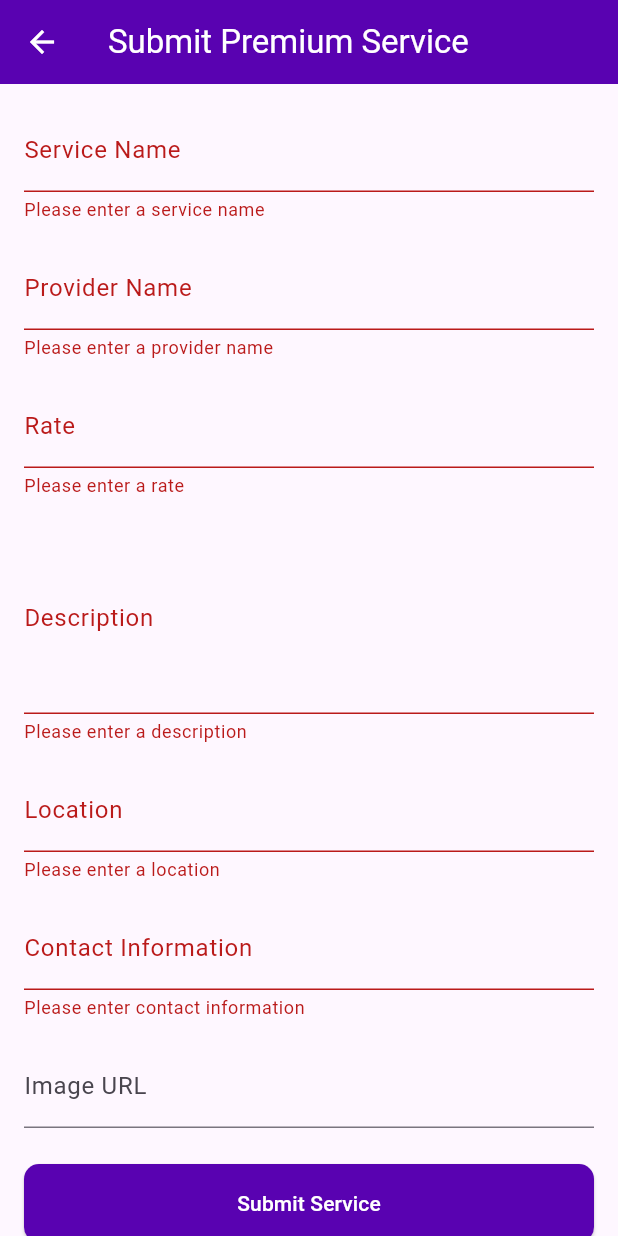
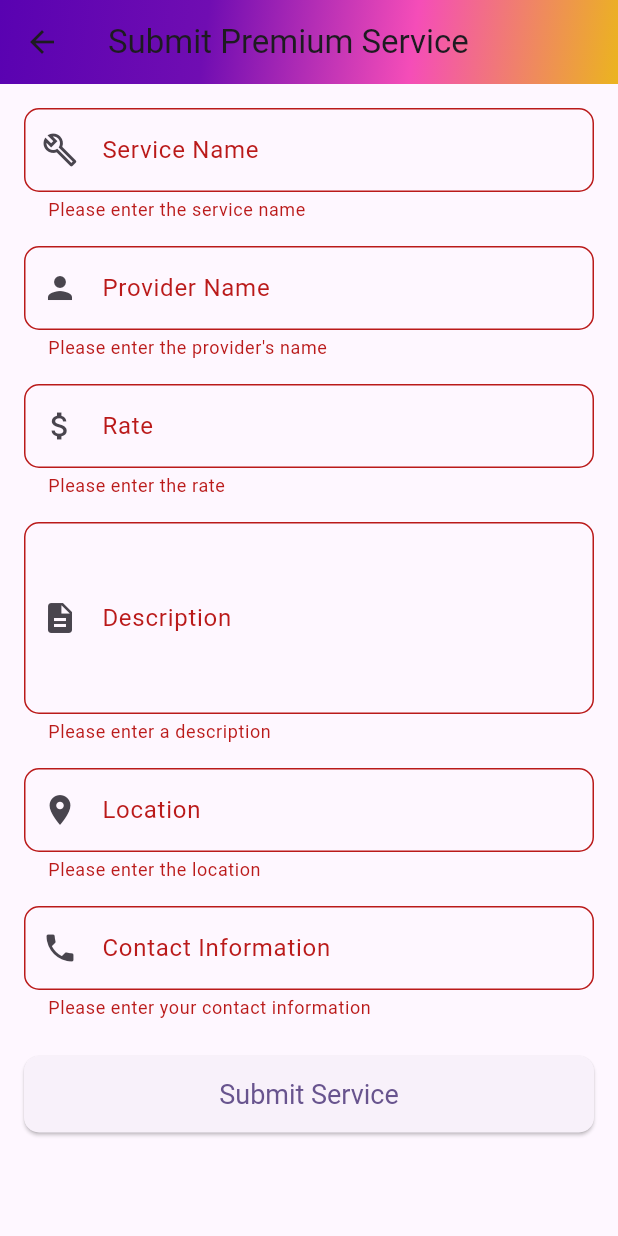
Before and after one commit to M-J-Christina213/Kuveni_app, a Flutter app: the SubmitPremiumServiceScreen screen opened directly, after a tap on "Submit Service", on a phone screen of 412 x 824 dp. Run offline on Flutter 3.47's test engine with Material 3 defaults, Android fonts, the phone set to English and light mode, and no system bars; our stand-ins replace cloud_firestore, firebase_auth, firebase_core, fl_chart, fluttertoast, percent_indicator and 1 more; accounts and stored records are empty.

Commit message:
solved wellness and premium service issue

```diff
--- a/lib/screens/event_squad_screen.dart
+++ b/lib/screens/event_squad_screen.dart
@@ -108,9 +108,9 @@ class _EventSquadFormState extends State<EventSquadForm> {
         'status': 'pending',
       });
 
-      // Show success toast.
+      // Show success toast with the custom message.
       Fluttertoast.showToast(
-        msg: "Event request submitted successfully!",
+        msg: "Your request has been sent to admin",
         toastLength: Toast.LENGTH_LONG,
         gravity: ToastGravity.BOTTOM,
         backgroundColor: Colors.green,
--- a/lib/screens/submit_premium_service_screen.dart
+++ b/lib/screens/submit_premium_service_screen.dart
@@ -1,32 +1,27 @@
 import 'package:flutter/material.dart';
-import 'package:supabase_flutter/supabase_flutter.dart' as supa;
+import 'package:supabase_flutter/supabase_flutter.dart';
+import 'package:fluttertoast/fluttertoast.dart';
+
+final supabase = Supabase.instance.client;
 
 class SubmitPremiumServiceScreen extends StatefulWidget {
   const SubmitPremiumServiceScreen({super.key});
 
   @override
-  State<SubmitPremiumServiceScreen> createState() => _SubmitPremiumServiceScreenState();
+  SubmitPremiumServiceScreenState createState() => SubmitPremiumServiceScreenState();
 }
 
-class _SubmitPremiumServiceScreenState extends State<SubmitPremiumServiceScreen> {
+class SubmitPremiumServiceScreenState extends State<SubmitPremiumServiceScreen> {
   final _formKey = GlobalKey<FormState>();
-  final TextEditingController _serviceNameController = TextEditingController();
-  final TextEditingController _providerNameController = TextEditingController();
-  final TextEditingController _rateController = TextEditingController();
-  final TextEditingController _descriptionController = TextEditingController();
-  final TextEditingController _locationController = TextEditingController();
-  final TextEditingController _contactInfoController = TextEditingController();
-  final TextEditingController _imageUrlController = TextEditingController();
+
+  final _serviceNameController = TextEditingController();
+  final _providerNameController = TextEditingController();
+  final _rateController = TextEditingController();
+  final _descriptionController = TextEditingController();
+  final _locationController = TextEditingController();
+  final _contactController = TextEditingController();
+
   bool _isLoading = false;
-
-  // Initialize Supabase client
-  late final supa.SupabaseClient _supabaseClient;
-
-  @override
-  void initState() {
-    super.initState();
-    _supabaseClient = supa.Supabase.instance.client;
-  }
 
   @override
   void dispose() {
@@ -35,58 +30,66 @@ class _SubmitPremiumServiceScreenState extends State<SubmitPremiumServiceScreen>
     _rateController.dispose();
     _descriptionController.dispose();
     _locationController.dispose();
-    _contactInfoController.dispose();
-    _imageUrlController.dispose();
+    _contactController.dispose();
     super.dispose();
   }
 
   Future<void> _submitForm() async {
-    // Check if the form is valid before proceeding
-    if (_formKey.currentState!.validate()) {
+    if (!_formKey.currentState!.validate()) {
+      return;
+    }
+
     setState(() {
       _isLoading = true;
     });
 
     try {
-        final Map<String, dynamic> newService = {
+      final userId = supabase.auth.currentUser!.id;
+
+      await supabase.from('premium_services').insert({
+        'user_id': userId,
         'service_name': _serviceNameController.text,
         'provider_name': _providerNameController.text,
         'rate': _rateController.text,
         'description': _descriptionController.text,
         'location': _locationController.text,
-          'contact_info': _contactInfoController.text,
-          'image_url': _imageUrlController.text,
-          'rating': 0, // Default rating to 0
-        };
+        'contact_info': _contactController.text,
+      });
 
-        await _supabaseClient.from('premium_services').insert(newService);
+      Fluttertoast.showToast(
+        msg: "Service submitted successfully!",
+        toastLength: Toast.LENGTH_LONG,
+        gravity: ToastGravity.BOTTOM,
+        backgroundColor: Colors.green,
+        textColor: Colors.white,
+      );
 
-        if (mounted) {
-          ScaffoldMessenger.of(context).showSnackBar(
-            const SnackBar(content: Text('Service submitted successfully!')),
+      _serviceNameController.clear();
+      _providerNameController.clear();
+      _rateController.clear();
+      _descriptionController.clear();
+      _locationController.clear();
+      _contactController.clear();
+    } on PostgrestException catch (e) {
+      Fluttertoast.showToast(
+        msg: "Error: ${e.message}",
+        toastLength: Toast.LENGTH_LONG,
+        gravity: ToastGravity.BOTTOM,
+        backgroundColor: Colors.red,
+        textColor: Colors.white,
       );
-          // Navigate back to the previous screen
-          Navigator.pop(context);
-        }
-      } on supa.PostgrestException catch (e) {
-        if (mounted) {
-          ScaffoldMessenger.of(context).showSnackBar(
-            SnackBar(content: Text('Error: ${e.message}')),
+    } catch (e) {
+      Fluttertoast.showToast(
+        msg: "An unexpected error occurred: ${e.toString()}",
+        toastLength: Toast.LENGTH_LONG,
+        gravity: ToastGravity.BOTTOM,
+        backgroundColor: Colors.red,
+        textColor: Colors.white,
       );
-        }
-      } catch (e) {
-        if (mounted) {
-          ScaffoldMessenger.of(context).showSnackBar(
-            SnackBar(content: Text('An unexpected error occurred: $e')),
-          );
-        }
     } finally {
-        if (mounted) {
       setState(() {
         _isLoading = false;
       });
-        }
-      }
     }
   }
 
@@ -95,8 +98,20 @@ class _SubmitPremiumServiceScreenState extends State<SubmitPremiumServiceScreen>
     return Scaffold(
       appBar: AppBar(
         title: const Text('Submit Premium Service'),
-        backgroundColor: const Color(0xFF5902B1),
-        foregroundColor: Colors.white,
+        flexibleSpace: Container(
+          decoration: const BoxDecoration(
+            gradient: LinearGradient(
+              colors: [
+                Color(0xFF5902B1),
+                Color(0xFF700DB2),
+                Color(0xFFF54DB8),
+                Color(0xFFEBB41F),
+              ],
+              begin: Alignment.topLeft,
+              end: Alignment.bottomRight,
+            ),
+          ),
+        ),
       ),
       body: SingleChildScrollView(
         padding: const EdgeInsets.all(16.0),
@@ -107,41 +122,57 @@ class _SubmitPremiumServiceScreenState extends State<SubmitPremiumServiceScreen>
             children: [
               TextFormField(
                 controller: _serviceNameController,
-                decoration: const InputDecoration(labelText: 'Service Name'),
+                decoration: InputDecoration(
+                  labelText: 'Service Name',
+                  border: OutlineInputBorder(borderRadius: BorderRadius.circular(10)),
+                  prefixIcon: const Icon(Icons.build_outlined),
+                ),
                 validator: (value) {
                   if (value == null || value.isEmpty) {
-                    return 'Please enter a service name';
+                    return 'Please enter the service name';
                   }
                   return null;
                 },
               ),
-              const SizedBox(height: 16),
+              const SizedBox(height: 16.0),
               TextFormField(
                 controller: _providerNameController,
-                decoration: const InputDecoration(labelText: 'Provider Name'),
+                decoration: InputDecoration(
+                  labelText: 'Provider Name',
+                  border: OutlineInputBorder(borderRadius: BorderRadius.circular(10)),
+                  prefixIcon: const Icon(Icons.person),
+                ),
                 validator: (value) {
                   if (value == null || value.isEmpty) {
-                    return 'Please enter a provider name';
+                    return 'Please enter the provider\'s name';
                   }
                   return null;
                 },
               ),
-              const SizedBox(height: 16),
+              const SizedBox(height: 16.0),
               TextFormField(
                 controller: _rateController,
-                decoration: const InputDecoration(labelText: 'Rate'),
+                decoration: InputDecoration(
+                  labelText: 'Rate',
+                  border: OutlineInputBorder(borderRadius: BorderRadius.circular(10)),
+                  prefixIcon: const Icon(Icons.attach_money),
+                ),
                 validator: (value) {
                   if (value == null || value.isEmpty) {
-                    return 'Please enter a rate';
+                    return 'Please enter the rate';
                   }
                   return null;
                 },
               ),
-              const SizedBox(height: 16),
+              const SizedBox(height: 16.0),
               TextFormField(
                 controller: _descriptionController,
-                decoration: const InputDecoration(labelText: 'Description'),
                 maxLines: 4,
+                decoration: InputDecoration(
+                  labelText: 'Description',
+                  border: OutlineInputBorder(borderRadius: BorderRadius.circular(10)),
+                  prefixIcon: const Icon(Icons.description),
+                ),
                 validator: (value) {
                   if (value == null || value.isEmpty) {
                     return 'Please enter a description';
@@ -149,48 +180,47 @@ class _SubmitPremiumServiceScreenState extends State<SubmitPremiumServiceScreen>
                   return null;
                 },
               ),
-              const SizedBox(height: 16),
+              const SizedBox(height: 16.0),
               TextFormField(
                 controller: _locationController,
-                decoration: const InputDecoration(labelText: 'Location'),
+                decoration: InputDecoration(
+                  labelText: 'Location',
+                  border: OutlineInputBorder(borderRadius: BorderRadius.circular(10)),
+                  prefixIcon: const Icon(Icons.location_on),
+                ),
                 validator: (value) {
                   if (value == null || value.isEmpty) {
-                    return 'Please enter a location';
+                    return 'Please enter the location';
                   }
                   return null;
                 },
               ),
-              const SizedBox(height: 16),
+              const SizedBox(height: 16.0),
               TextFormField(
-                controller: _contactInfoController,
-                decoration: const InputDecoration(labelText: 'Contact Information'),
+                controller: _contactController,
+                decoration: InputDecoration(
+                  labelText: 'Contact Information',
+                  border: OutlineInputBorder(borderRadius: BorderRadius.circular(10)),
+                  prefixIcon: const Icon(Icons.phone),
+                ),
                 validator: (value) {
                   if (value == null || value.isEmpty) {
-                    return 'Please enter contact information';
+                    return 'Please enter your contact information';
                   }
                   return null;
                 },
               ),
-              const SizedBox(height: 16),
-              TextFormField(
-                controller: _imageUrlController,
-                decoration: const InputDecoration(labelText: 'Image URL'),
-                // Image URL is optional, so no validator needed.
+              const SizedBox(height: 24.0),
+              ElevatedButton(
+                onPressed: _isLoading ? null : _submitForm,
+                style: ElevatedButton.styleFrom(
+                  padding: const EdgeInsets.symmetric(horizontal: 40, vertical: 15),
+                  textStyle: const TextStyle(fontSize: 18),
+                  shape: RoundedRectangleBorder(borderRadius: BorderRadius.circular(10)),
                 ),
-              const SizedBox(height: 24),
-              _isLoading
-                  ? const Center(child: CircularProgressIndicator())
-                  : ElevatedButton(
-                      onPressed: _submitForm,
-                      style: ElevatedButton.styleFrom(
-                        backgroundColor: const Color(0xFF5902B1),
-                        foregroundColor: Colors.white,
-                        padding: const EdgeInsets.symmetric(vertical: 16),
-                        shape: RoundedRectangleBorder(
-                          borderRadius: BorderRadius.circular(10),
-                        ),
-                      ),
-                      child: const Text('Submit Service'),
+                child: _isLoading
+                    ? const CircularProgressIndicator(color: Colors.white)
+                    : const Text('Submit Service'),
               ),
             ],
           ),
```
Also changed, not shown: lib/screens/groups.dart (+41 -52 lines), lib/screens/wellness.dart (+66 -51 lines). Lines whose indentation alone changed are shown as unchanged.
